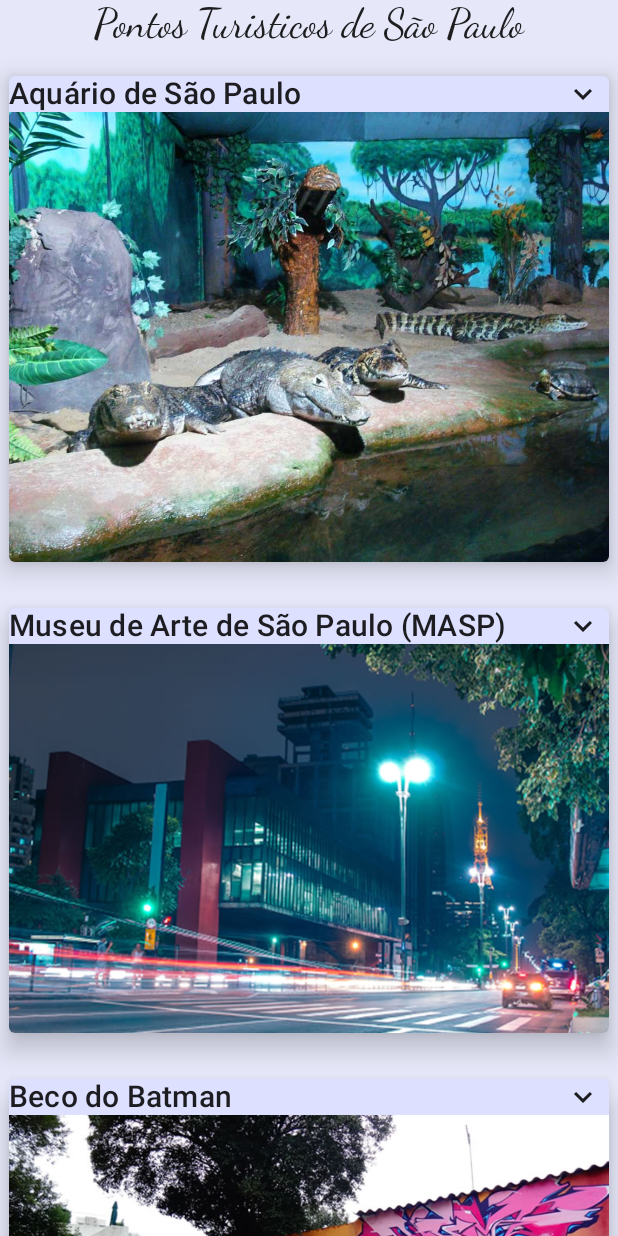
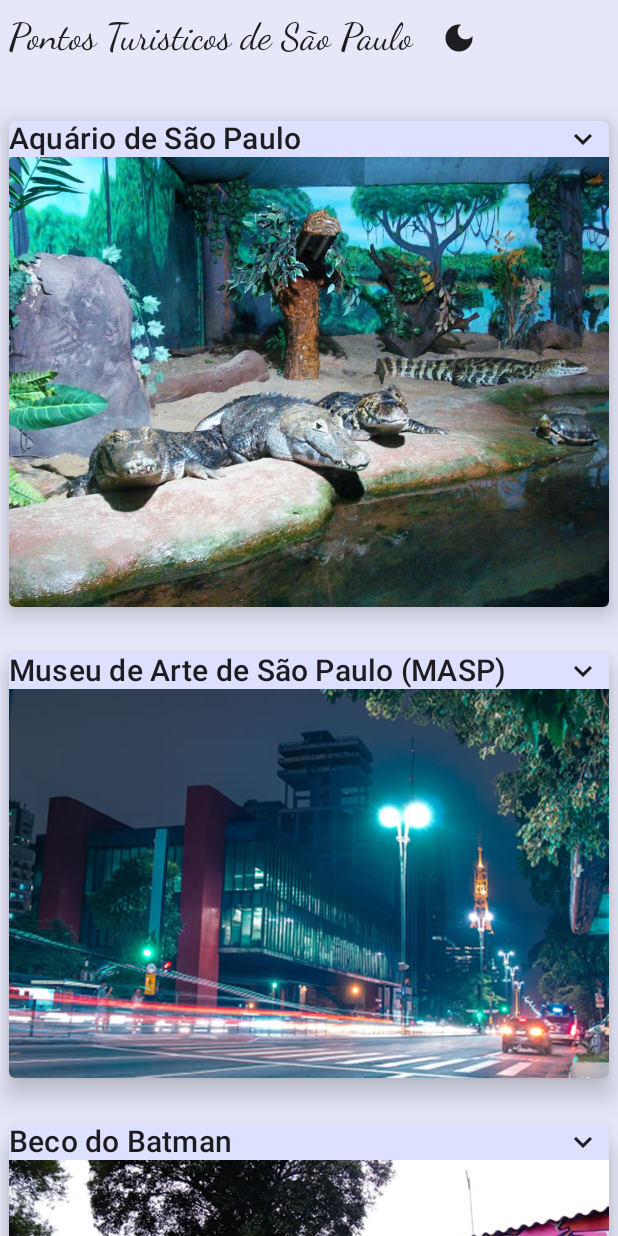
Before and after one commit to Rnscd/SPTurismoApp, an Android app built with Jetpack Compose: the screen it shows after launch (MainActivity), on a phone screen of 412 x 824 dp. Run offline under Robolectric (Android 15) with nearby library versions, the phone set to English and light mode, and no system bars.

Commit message:
added button to change theme

```diff
--- a/app/src/main/java/com/example/turismo/MainActivity.kt
+++ b/app/src/main/java/com/example/turismo/MainActivity.kt
@@ -1,6 +1,5 @@
 package com.example.turismo
 
-import android.graphics.drawable.Icon
 import android.os.Bundle
 import androidx.activity.ComponentActivity
 import androidx.activity.compose.setContent
@@ -16,9 +15,7 @@ import androidx.compose.foundation.lazy.LazyColumn
 import androidx.compose.foundation.lazy.items
 import androidx.compose.material.*
 import androidx.compose.material.icons.Icons
-import androidx.compose.material.icons.filled.ExpandLess
-import androidx.compose.material.icons.filled.ExpandMore
-import androidx.compose.material.icons.filled.PlayArrow
+import androidx.compose.material.icons.filled.*
 import androidx.compose.runtime.*
 import androidx.compose.ui.Alignment
 import androidx.compose.ui.Modifier
@@ -38,13 +35,37 @@ class MainActivity : ComponentActivity() {
     override fun onCreate(savedInstanceState: Bundle?) {
         super.onCreate(savedInstanceState)
         setContent {
-            TurismoTheme() {
-                // A surface container using the 'background' color from the theme
-                Surface(
-                    modifier = Modifier.fillMaxSize(),
-                    color = MaterialTheme.colors.background
-                ) {
-                    TurismoApp()
+            TurismoApp()
+        }
+    }
+}
+
+@Composable
+fun TurismoApp() {
+    var light by remember {
+        mutableStateOf(false)
+    }
+    TurismoTheme(light) {
+        Scaffold(topBar = {
+            Row(modifier = Modifier.height(50.dp), verticalAlignment = Alignment.CenterVertically,
+                horizontalArrangement = Arrangement.Center) {
+                Text(
+                    "Pontos Turisticos de São Paulo", style = TextStyle(
+                        fontFamily = FontFamily.Cursive,
+                        fontSize = 25.sp, textAlign = TextAlign.Center
+                    ),
+                    modifier = Modifier.padding(6.dp)
+                )
+                IconButton(onClick = { light = !light }) {
+                    Icon(imageVector = if (light) Icons.Filled.LightMode else Icons.Filled.DarkMode,
+                        contentDescription = "Theme")
+                }
+        }
+        }
+        ) {
+            LazyColumn(modifier = Modifier.padding(top = 15.dp)) {
+                items(turisticos) {
+                    CaTurismo(turistico = it)
                 }
             }
         }
@@ -52,18 +73,7 @@ class MainActivity : ComponentActivity() {
 }
 
 @Composable
-fun TurismoApp() {
-    Text("Pontos Turisticos de São Paulo", style = TextStyle(fontFamily = FontFamily.Cursive,
-            fontSize = 27.sp, textAlign = TextAlign.Center))
-    LazyColumn(modifier = Modifier.padding(top = 35.dp)){
-        items(turisticos){
-            CaTurismo(turistico = it)
-        }
-    }
-}
-
-@Composable
-fun CaTurismo(turistico: Turistico, modifier: Modifier = Modifier ){
+fun CaTurismo(turistico: Turistico ){
     Card(modifier = Modifier
         .fillMaxWidth()
         .padding(vertical = 15.dp, horizontal = 6.dp), elevation = 10.dp) {
@@ -102,10 +112,6 @@ fun CoTurismo(@StringRes nome: Int, @StringRes sobre: Int, @DrawableRes foto: In
     }
 }
 
-
-
-
-
 @Preview(showBackground = true, showSystemUi = true)
 @Composable
 fun DefaultPreview() {
@@ -113,17 +119,3 @@ fun DefaultPreview() {
         TurismoApp()
     }
 }
-
-/*
-td
-
-var islight = false
-@Composable
-fun ChangeLight(){
-    var light by remember { mutableStateOf(false) }
-    Button(onClick = { light = !light }) {
-        Text("change light")
-    }
-    islight = light
-}
- */
```
